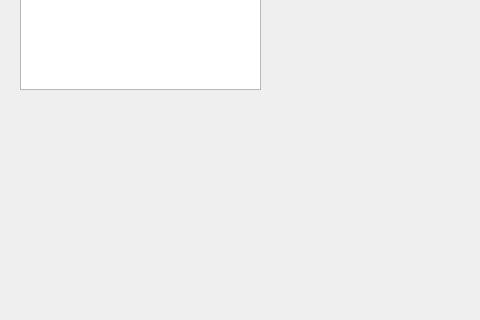
Before: the Qt Designer form main.ui in RaynoldKim/MyTrade, drawn with Qt 5; both pictures show x 0 to 480 and y 500 to 820 of the 1078 by 820 pixel window.
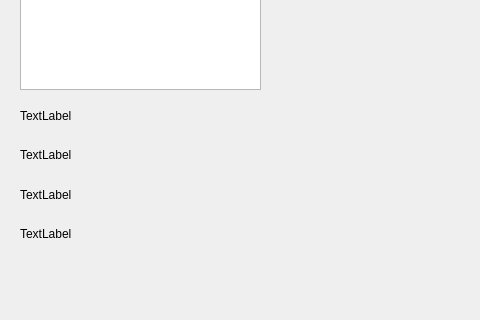
After: the same form once the commit is applied.

```diff
--- a/main.ui
+++ b/main.ui
@@ -80,6 +80,46 @@
      </rect>
     </property>
    </widget>
+   <widget class="QWidget" name="verticalLayoutWidget_2">
+    <property name="geometry">
+     <rect>
+      <x>20</x>
+      <y>580</y>
+      <width>241</width>
+      <height>151</height>
+     </rect>
+    </property>
+    <layout class="QVBoxLayout" name="layout_search_stock_info">
+     <item>
+      <widget class="QLabel" name="label_search_stock_name">
+       <property name="text">
+        <string>TextLabel</string>
+       </property>
+      </widget>
+     </item>
+     <item>
+      <widget class="QLabel" name="label_search_stock_current">
+       <property name="text">
+        <string>TextLabel</string>
+       </property>
+      </widget>
+     </item>
+     <item>
+      <widget class="QLabel" name="label_search_stock_diffbefore">
+       <property name="text">
+        <string>TextLabel</string>
+       </property>
+      </widget>
+     </item>
+     <item>
+      <widget class="QLabel" name="label_search_stock_fluctuations">
+       <property name="text">
+        <string>TextLabel</string>
+       </property>
+      </widget>
+     </item>
+    </layout>
+   </widget>
   </widget>
   <widget class="QMenuBar" name="menubar">
    <property name="geometry">
```
Left out of the diff: 2 changed lines with no effect on the pictures.
